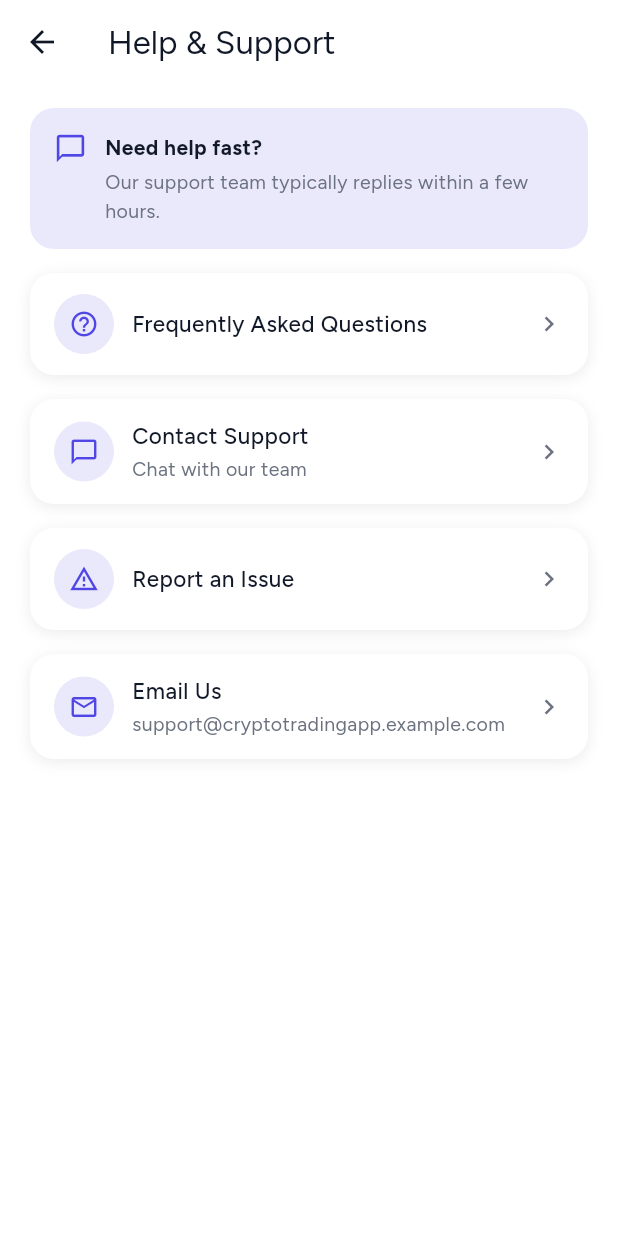
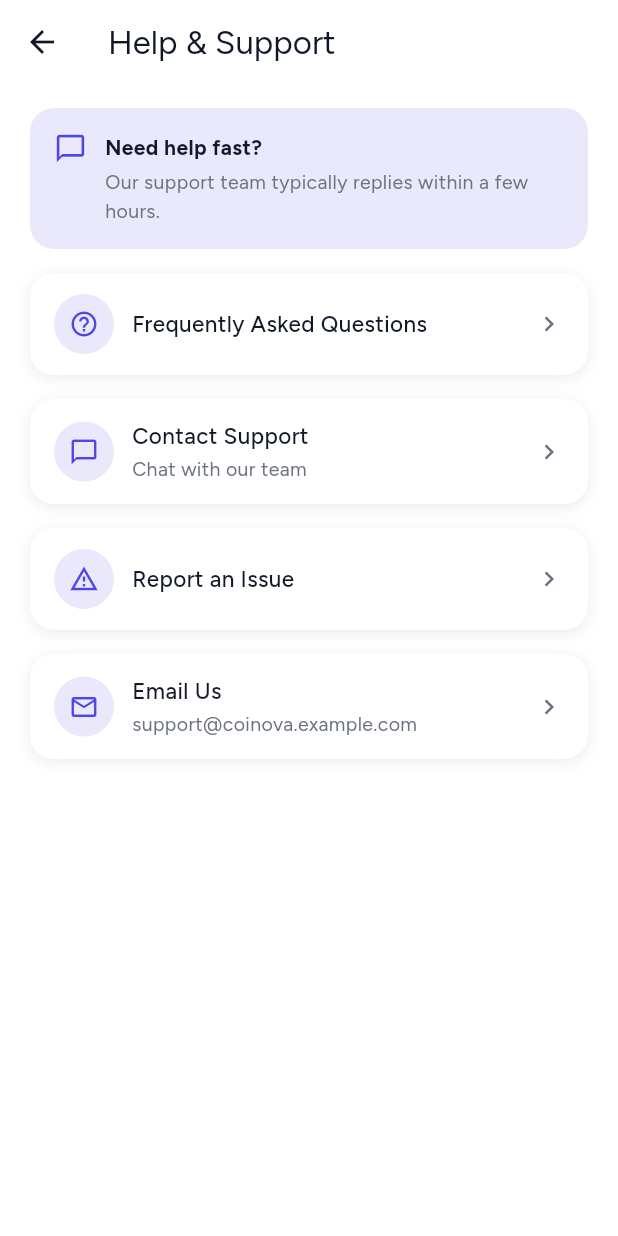
Before and after one commit to MHuzaifaKhan97/Crypto-Wallet-App, a Flutter app: the HelpAndSupportScreen screen opened by its route, on a phone screen of 412 x 824 dp. Run offline on Flutter 3.47's test engine with Material 3 defaults, Android fonts, the phone set to English and light mode, and no system bars; our stand-ins replace dio, flutter_riverpod, flutter_secure_storage, flutter_svg, go_router, qr_flutter and 2 more; accounts and stored records are empty.

Commit message:
studiox: sync "Crypto Trading App" from Studio X

```diff
--- a/lib/screens/help_and_support_screen.dart
+++ b/lib/screens/help_and_support_screen.dart
@@ -120,7 +120,7 @@ class _HelpAndSupportScreenState extends ConsumerState<HelpAndSupportScreen> {
             onTap: () async {
               try {
                 await launchUrl(
-                  Uri.parse('mailto:support@cryptotradingapp.example.com'),
+                  Uri.parse('mailto:support@coinova.example.com'),
                   mode: LaunchMode.externalApplication,
                 );
               } catch (_) {}
@@ -128,7 +128,7 @@ class _HelpAndSupportScreenState extends ConsumerState<HelpAndSupportScreen> {
             child: ListRow(
               variant: 'WithIcon',
               title: 'Email Us',
-              subtitle: 'support@cryptotradingapp.example.com',
+              subtitle: 'support@coinova.example.com',
               leadingIcon: 'email',
               iconColor: AppColors.brandIndigo,
             ),
--- a/lib/screens/referral_screen.dart
+++ b/lib/screens/referral_screen.dart
@@ -262,7 +262,7 @@ class _ReferralScreenState extends ConsumerState<ReferralScreen> {
                 children: [
                   Expanded(
                     child: Text(
-                      'https://cryptotradingapp.example.com/r/${state.referralCode}',
+                      'https://coinova.example.com/r/${state.referralCode}',
                       style: AppTextStyles.caption(theme),
                     ),
                   ),
--- a/lib/screens/splash_screen.dart
+++ b/lib/screens/splash_screen.dart
@@ -139,7 +139,7 @@ class _SplashScreenState extends ConsumerState<SplashScreen> {
               duration: const Duration(milliseconds: 500),
               delay: const Duration(milliseconds: 200),
               child: Text(
-                'CRYPTO TRADING APP',
+                'COINOVA',
                 textAlign: TextAlign.center,
                 style: AppTextStyles.heading1(theme),
               ),
--- a/lib/screens/terms_screen.dart
+++ b/lib/screens/terms_screen.dart
@@ -73,7 +73,7 @@ class TermsScreen extends StatelessWidget {
                 ),
                 const SizedBox(height: 16),
                 Text(
-                  'By using Crypto Trading App you agree to trade digital assets at your own risk. Cryptocurrency prices are volatile and past performance is not indicative of future results.',
+                  'By using Coinova you agree to trade digital assets at your own risk. Cryptocurrency prices are volatile and past performance is not indicative of future results.',
                   style: AppTextStyles.body(theme),
                 ),
                 const SizedBox(height: 16),
```
Also changed, not shown: .studiox/design-document.json, .studiox/meta.json.
